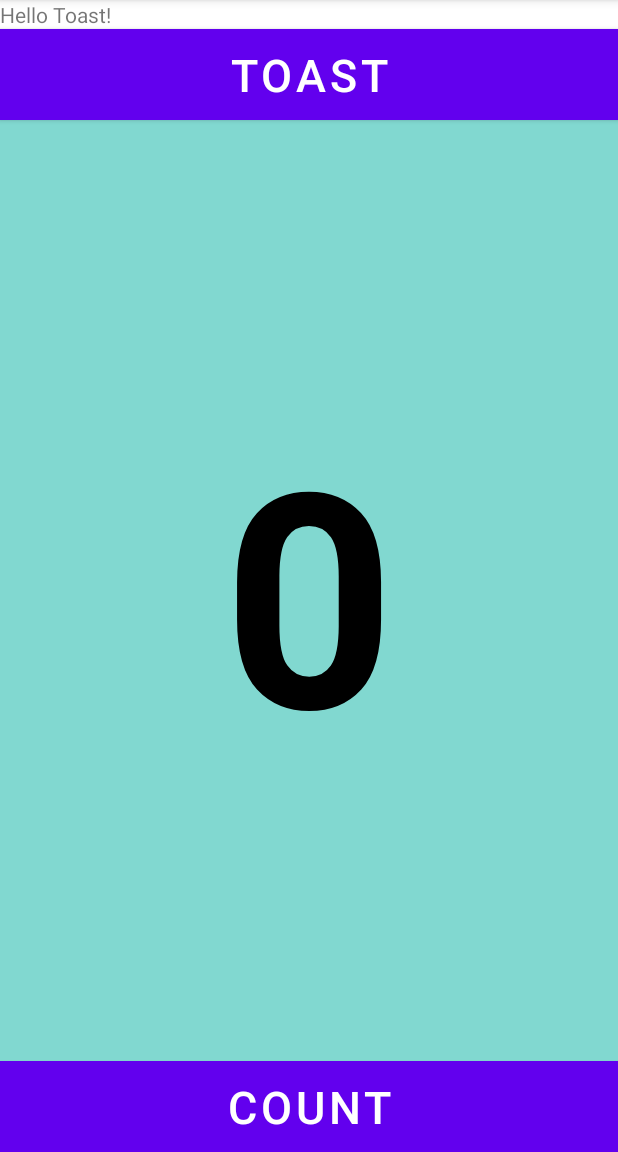
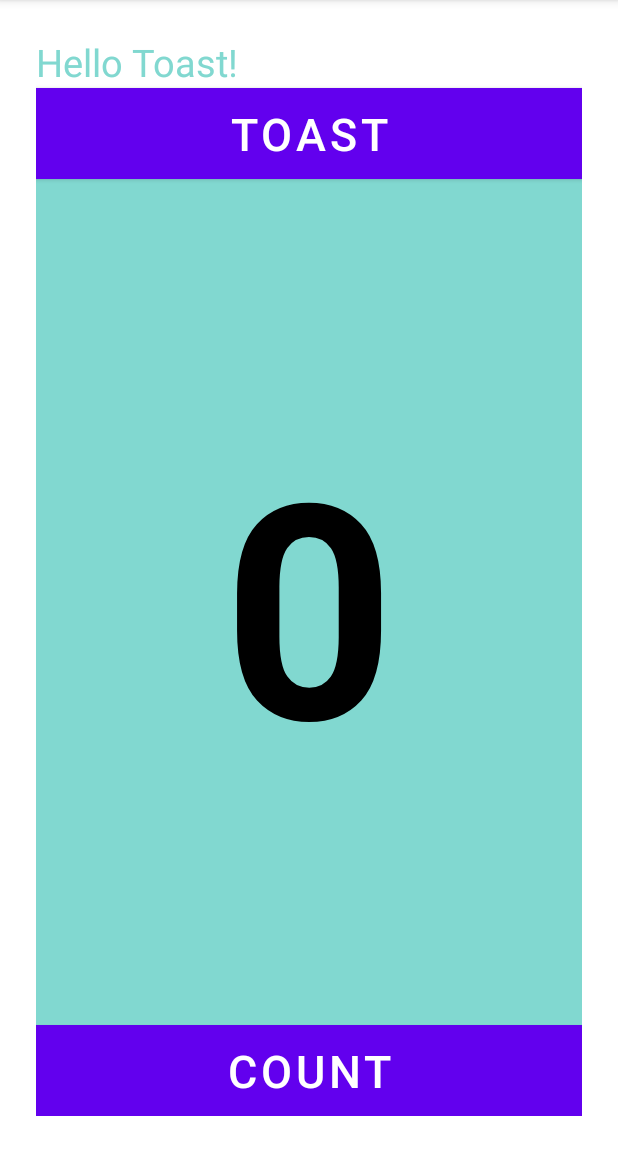
Before and after one commit to salsabilapl/PPB-4523, an Android app: the screen it shows after launch (MainActivity), on a phone screen of 412 x 824 dp, the part 84-1236 px from its top. Run offline under Robolectric (Android 15) with nearby library versions, the phone set to English and light mode, and no system bars.

Commit message:
add tugas

```diff
--- a/Tugas 1/Biodata/app/src/main/res/layout/activity_main.xml
+++ b/Tugas 1/Biodata/app/src/main/res/layout/activity_main.xml
@@ -68,7 +68,7 @@
         android:text="Salsabila Putri Lesmarna"
         app:layout_constraintBottom_toBottomOf="parent"
         app:layout_constraintEnd_toEndOf="parent"
-        app:layout_constraintHorizontal_bias="0.75"
+        app:layout_constraintHorizontal_bias="0.792"
         app:layout_constraintStart_toStartOf="parent"
         app:layout_constraintTop_toTopOf="parent"
         app:layout_constraintVertical_bias="0.365"
@@ -185,7 +185,7 @@
         android:text="lesmarnasalsabila@gmail.com"
         app:layout_constraintBottom_toBottomOf="parent"
         app:layout_constraintEnd_toEndOf="parent"
-        app:layout_constraintHorizontal_bias="0.876"
+        app:layout_constraintHorizontal_bias="0.926"
         app:layout_constraintStart_toStartOf="parent"
         app:layout_constraintTop_toTopOf="parent"
         app:layout_constraintVertical_bias="0.532"
@@ -215,7 +215,7 @@
         app:layout_constraintHorizontal_bias="0.424"
         app:layout_constraintStart_toStartOf="parent"
         app:layout_constraintTop_toTopOf="parent"
-        app:layout_constraintVertical_bias="0.709"
+        app:layout_constraintVertical_bias="0.707"
         tools:text=":" />
 
     <TextView
--- a/Tugas 2/Aplikasi Toast/app/src/main/java/com/example/aplikasitoast/MainActivity.java
+++ b/Tugas 2/Aplikasi Toast/app/src/main/java/com/example/aplikasitoast/MainActivity.java
@@ -3,12 +3,27 @@ package com.example.aplikasitoast;
 import androidx.appcompat.app.AppCompatActivity;
 
 import android.os.Bundle;
+import android.view.View;
+import android.widget.TextView;
+import android.widget.Toast;
 
 public class MainActivity extends AppCompatActivity {
-
+    TextView angkacounter;
+    int angka=0;
     @Override
     protected void onCreate(Bundle savedInstanceState) {
         super.onCreate(savedInstanceState);
         setContentView(R.layout.activity_main);
+        angkacounter = findViewById(R.id.kounter);
+    }
+
+    public void toastklik(View view) {
+        Toast.makeText(this, "INI ADALAH TOAST", Toast.LENGTH_LONG).show();
+
+    }
+
+    public void tb1kounter(View view) {
+        angka=angka+1;
+        angkacounter.setText(Integer.toString(angka));
     }
 }
--- a/Tugas 2/Aplikasi Toast/app/src/main/res/layout/activity_main.xml
+++ b/Tugas 2/Aplikasi Toast/app/src/main/res/layout/activity_main.xml
@@ -4,15 +4,19 @@
     xmlns:tools="http://schemas.android.com/tools"
     android:layout_width="match_parent"
     android:layout_height="match_parent"
+    android:padding="24dp"
     android:orientation="vertical"
     tools:context=".MainActivity">
 
     <TextView
         android:layout_width="match_parent"
         android:layout_height="wrap_content"
+        android:textSize="25dp"
+        android:textColor="@color/blue"
         android:text="Hello Toast!"/>
 
     <Button
+        android:id="@+id/tb1Toast"
         android:layout_width="match_parent"
         android:text="TOAST"
         android:textSize="30dp"
@@ -21,21 +25,25 @@
         android:background="@color/purple_500"/>
 
     <TextView
+        android:id="@+id/kounter"
         android:layout_width="match_parent"
         android:layout_height="wrap_content"
         android:text="0"
         android:textStyle="bold"
         android:textSize="200dp"
+        android:onClick="toastklik"
         android:gravity="center"
         android:layout_weight="1"
         android:textColor="@color/black"
         android:background="@color/blue"
-        />
+        tools:ignore="InvalidId,OnClick" />
 
     <Button
+        android:id="@+id/tb1Count"
         android:layout_width="match_parent"
         android:text="COUNT"
         android:textSize="30dp"
+        android:onClick="tb1kounter"
         android:layout_height="wrap_content"
         android:textColor="@color/white"
         android:background="@color/purple_500"/>
```
